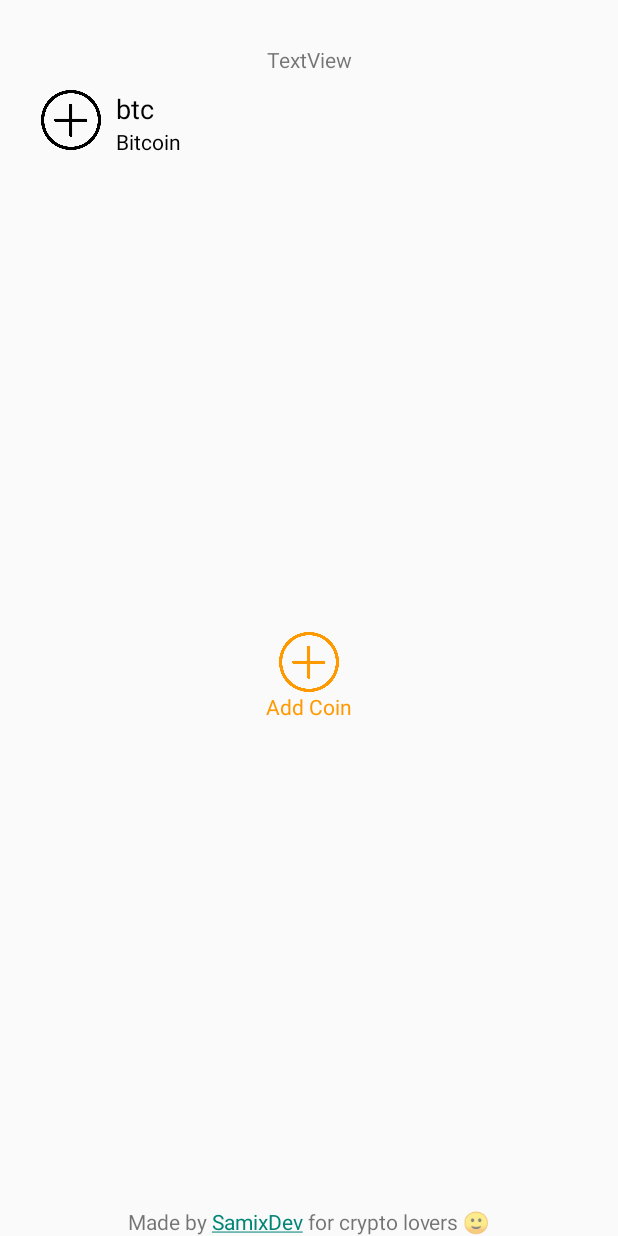
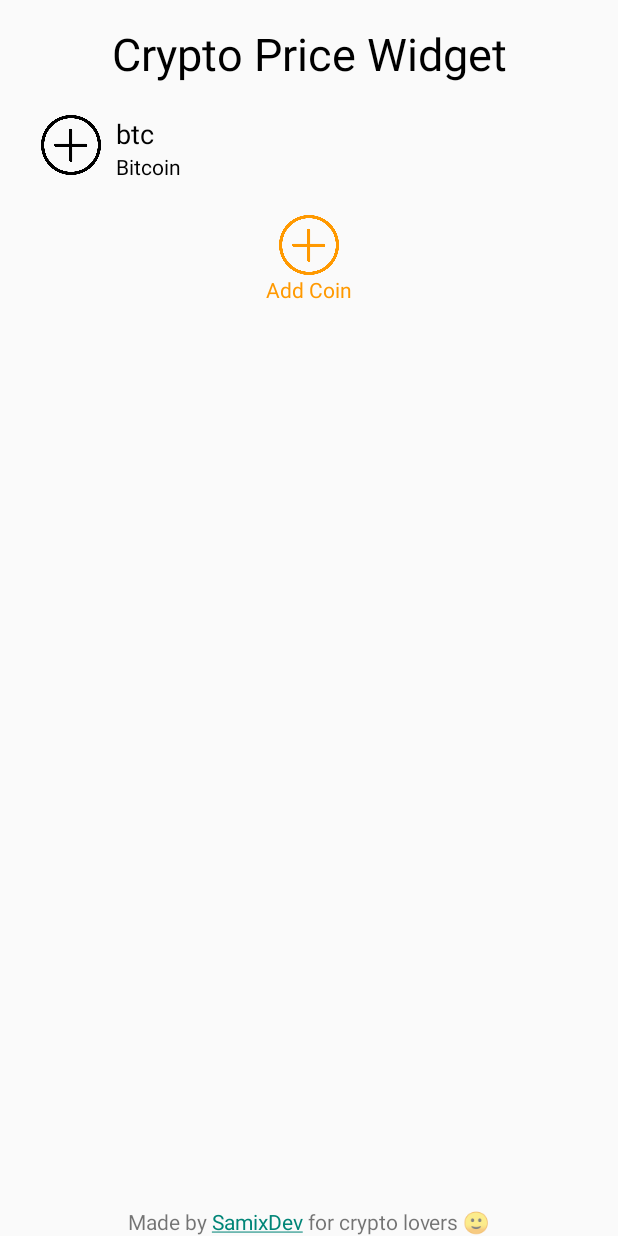
Before and after one commit to SamixDev/Android-Crypto-Price-Widget-V2, an Android app: the screen it shows after launch (MainActivity), on a phone screen of 412 x 824 dp. Run offline under Robolectric (Android 15) with nearby library versions, the phone set to English and light mode, and no system bars.

```diff
--- a/app/src/main/res/layout/activity_main.xml
+++ b/app/src/main/res/layout/activity_main.xml
@@ -10,11 +10,13 @@
         android:id="@+id/textView"
         android:layout_width="wrap_content"
         android:layout_height="wrap_content"
-        android:text="TextView"
+        android:text="Crypto Price Widget"
         app:layout_constraintEnd_toEndOf="parent"
         app:layout_constraintStart_toStartOf="parent"
         app:layout_constraintTop_toTopOf="parent"
-        android:layout_marginTop="30dp"/>
+        android:layout_marginTop="15dp"
+        android:textSize="30dp"
+        android:textColor="@color/black"/>
 
     <androidx.recyclerview.widget.RecyclerView
         android:id="@+id/recyclerview"
@@ -22,11 +24,11 @@
         android:layout_height="0dp"
         android:layout_marginLeft="10dp"
         android:layout_marginRight="10dp"
+        android:layout_marginTop="10dp"
         android:scrollbars="vertical"
         app:layout_constraintEnd_toEndOf="parent"
         app:layout_constraintStart_toStartOf="parent"
         app:layout_constraintTop_toBottomOf="@+id/textView"
-        android:maxHeight="200dp"
         app:layout_constrainedHeight="true"
 
         />
@@ -47,7 +49,6 @@
         android:layout_marginTop="5dp"
         android:layout_marginBottom="30dp"
         android:orientation="vertical"
-        app:layout_constraintBottom_toTopOf="@+id/footer"
         app:layout_constraintEnd_toEndOf="parent"
         app:layout_constraintStart_toStartOf="parent"
         app:layout_constraintTop_toBottomOf="@+id/recyclerview">
@@ -71,31 +72,4 @@
 
     </LinearLayout>
 
-    <!--    <LinearLayout-->
-<!--        android:layout_width="wrap_content"-->
-<!--        android:layout_height="wrap_content"-->
-<!--        android:layout_gravity="center"-->
-<!--        android:background="@drawable/ronaldo"-->
-<!--        android:orientation="horizontal">-->
-
-<!--        <Button-->
-<!--            android:id="@+id/button"-->
-<!--            android:layout_width="wrap_content"-->
-<!--            android:layout_height="80dp"-->
-<!--            android:layout_marginEnd="10dp"-->
-<!--            android:layout_marginRight="10dp"-->
-<!--            android:background="@null"-->
-<!--            android:text="Play Game"-->
-<!--            android:textColor="#ff0000"-->
-<!--            android:textStyle="italic" />-->
-
-<!--        <ImageView-->
-<!--            android:id="@+id/imageView"-->
-<!--            android:layout_width="wrap_content"-->
-<!--            android:layout_height="80dp"-->
-<!--            android:src="@drawable/messi" />-->
-
-<!--    </LinearLayout>-->
-
-
 </androidx.constraintlayout.widget.ConstraintLayout>
```
Also changed, not shown: app/src/main/java/com/godsamix/cryptopricewidgetv2/coinsListView.java (+7 -0 lines), app/src/main/res/layout/activity_coins_list_view.xml (+12 -1 lines), app/src/main/res/drawable/back.png (added).
